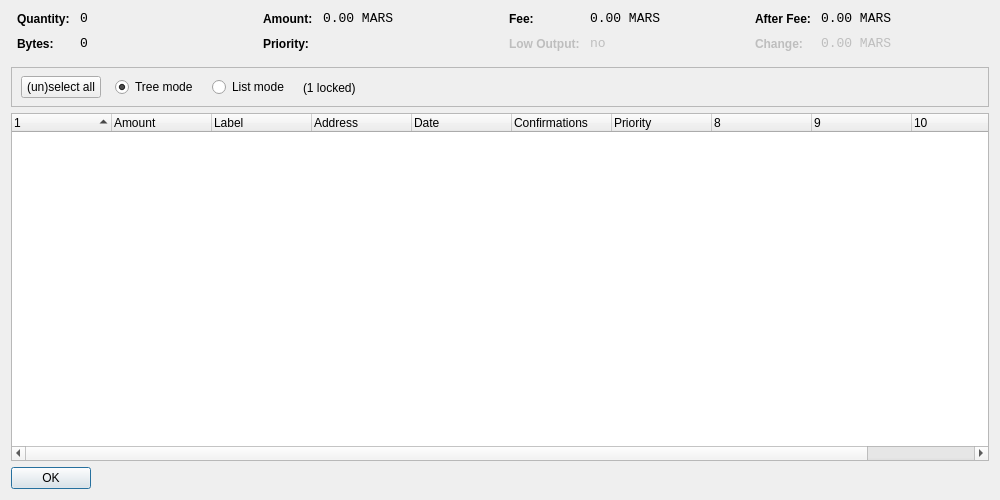
This is src/qt/forms/coincontroldialog.ui in marscoin/marscoin as Qt 5 draws it before an edit. The edited form follows.
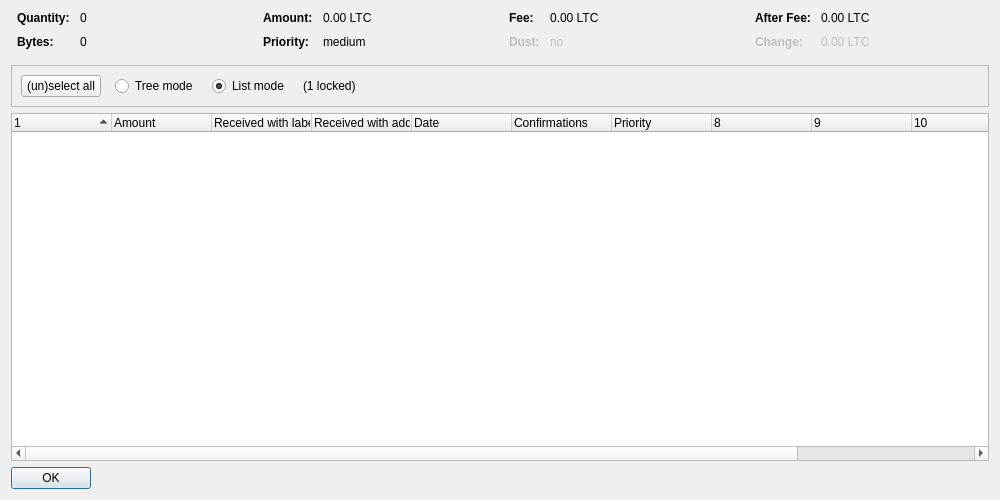
This is the edited form. Custom widgets are drawn as their Qt base class.

Diff of the .ui file:
```diff
--- a/src/qt/forms/coincontroldialog.ui
+++ b/src/qt/forms/coincontroldialog.ui
@@ -38,8 +38,11 @@
        </property>
        <item row="0" column="0">
         <widget class="QLabel" name="labelCoinControlQuantityText">
-         <property name="styleSheet">
-          <string notr="true">font-weight:bold;</string>
+         <property name="font">
+          <font>
+           <weight>75</weight>
+           <bold>true</bold>
+          </font>
          </property>
          <property name="text">
           <string>Quantity:</string>
@@ -48,12 +51,6 @@
        </item>
        <item row="0" column="1">
         <widget class="QLabel" name="labelCoinControlQuantity">
-         <property name="font">
-          <font>
-           <family>Monospace</family>
-           <pointsize>10</pointsize>
-          </font>
-         </property>
          <property name="cursor">
           <cursorShape>IBeamCursor</cursorShape>
          </property>
@@ -70,8 +67,11 @@
        </item>
        <item row="1" column="0">
         <widget class="QLabel" name="labelCoinControlBytesText">
-         <property name="styleSheet">
-          <string notr="true">font-weight:bold;</string>
+         <property name="font">
+          <font>
+           <weight>75</weight>
+           <bold>true</bold>
+          </font>
          </property>
          <property name="text">
           <string>Bytes:</string>
@@ -80,12 +80,6 @@
        </item>
        <item row="1" column="1">
         <widget class="QLabel" name="labelCoinControlBytes">
-         <property name="font">
-          <font>
-           <family>Monospace</family>
-           <pointsize>10</pointsize>
-          </font>
-         </property>
          <property name="cursor">
           <cursorShape>IBeamCursor</cursorShape>
          </property>
@@ -118,8 +112,11 @@
        </property>
        <item row="0" column="0">
         <widget class="QLabel" name="labelCoinControlAmountText">
-         <property name="styleSheet">
-          <string notr="true">font-weight:bold;</string>
+         <property name="font">
+          <font>
+           <weight>75</weight>
+           <bold>true</bold>
+          </font>
          </property>
          <property name="text">
           <string>Amount:</string>
@@ -128,12 +125,6 @@
        </item>
        <item row="0" column="1">
         <widget class="QLabel" name="labelCoinControlAmount">
-         <property name="font">
-          <font>
-           <family>Monospace</family>
-           <pointsize>10</pointsize>
-          </font>
-         </property>
          <property name="cursor">
           <cursorShape>IBeamCursor</cursorShape>
          </property>
@@ -141,7 +132,7 @@
           <enum>Qt::ActionsContextMenu</enum>
          </property>
          <property name="text">
-          <string notr="true">0.00 MARS</string>
+          <string notr="true">0.00 LTC</string>
          </property>
          <property name="textInteractionFlags">
           <set>Qt::LinksAccessibleByMouse|Qt::TextSelectableByKeyboard|Qt::TextSelectableByMouse</set>
@@ -150,8 +141,11 @@
        </item>
        <item row="1" column="0">
         <widget class="QLabel" name="labelCoinControlPriorityText">
-         <property name="styleSheet">
-          <string notr="true">font-weight:bold;</string>
+         <property name="font">
+          <font>
+           <weight>75</weight>
+           <bold>true</bold>
+          </font>
          </property>
          <property name="text">
           <string>Priority:</string>
@@ -160,12 +154,6 @@
        </item>
        <item row="1" column="1">
         <widget class="QLabel" name="labelCoinControlPriority">
-         <property name="font">
-          <font>
-           <family>Monospace</family>
-           <pointsize>10</pointsize>
-          </font>
-         </property>
          <property name="cursor">
           <cursorShape>IBeamCursor</cursorShape>
          </property>
@@ -173,7 +161,7 @@
           <enum>Qt::ActionsContextMenu</enum>
          </property>
          <property name="text">
-          <string/>
+          <string notr="true">medium</string>
          </property>
          <property name="textInteractionFlags">
           <set>Qt::LinksAccessibleByMouse|Qt::TextSelectableByKeyboard|Qt::TextSelectableByMouse</set>
@@ -198,8 +186,11 @@
        </property>
        <item row="0" column="0">
         <widget class="QLabel" name="labelCoinControlFeeText">
-         <property name="styleSheet">
-          <string notr="true">font-weight:bold;</string>
+         <property name="font">
+          <font>
+           <weight>75</weight>
+           <bold>true</bold>
+          </font>
          </property>
          <property name="text">
           <string>Fee:</string>
@@ -208,12 +199,6 @@
        </item>
        <item row="0" column="1">
         <widget class="QLabel" name="labelCoinControlFee">
-         <property name="font">
-          <font>
-           <family>Monospace</family>
-           <pointsize>10</pointsize>
-          </font>
-         </property>
          <property name="cursor">
           <cursorShape>IBeamCursor</cursorShape>
          </property>
@@ -221,7 +206,7 @@
           <enum>Qt::ActionsContextMenu</enum>
          </property>
          <property name="text">
-          <string notr="true">0.00 MARS</string>
+          <string notr="true">0.00 LTC</string>
          </property>
          <property name="textInteractionFlags">
           <set>Qt::LinksAccessibleByMouse|Qt::TextSelectableByKeyboard|Qt::TextSelectableByMouse</set>
@@ -233,11 +218,14 @@
          <property name="enabled">
           <bool>false</bool>
          </property>
-         <property name="styleSheet">
-          <string notr="true">font-weight:bold;</string>
+         <property name="font">
+          <font>
+           <weight>75</weight>
+           <bold>true</bold>
+          </font>
          </property>
          <property name="text">
-          <string>Low Output:</string>
+          <string>Dust:</string>
          </property>
         </widget>
        </item>
@@ -246,12 +234,6 @@
          <property name="enabled">
           <bool>false</bool>
          </property>
-         <property name="font">
-          <font>
-           <family>Monospace</family>
-           <pointsize>10</pointsize>
-          </font>
-         </property>
          <property name="cursor">
           <cursorShape>IBeamCursor</cursorShape>
          </property>
@@ -284,8 +266,11 @@
        </property>
        <item row="0" column="0">
         <widget class="QLabel" name="labelCoinControlAfterFeeText">
-         <property name="styleSheet">
-          <string notr="true">font-weight:bold;</string>
+         <property name="font">
+          <font>
+           <weight>75</weight>
+           <bold>true</bold>
+          </font>
          </property>
          <property name="text">
           <string>After Fee:</string>
@@ -294,12 +279,6 @@
        </item>
        <item row="0" column="1">
         <widget class="QLabel" name="labelCoinControlAfterFee">
-         <property name="font">
-          <font>
-           <family>Monospace</family>
-           <pointsize>10</pointsize>
-          </font>
-         </property>
          <property name="cursor">
           <cursorShape>IBeamCursor</cursorShape>
          </property>
@@ -307,7 +286,7 @@
           <enum>Qt::ActionsContextMenu</enum>
          </property>
          <property name="text">
-          <string notr="true">0.00 MARS</string>
+          <string notr="true">0.00 LTC</string>
          </property>
          <property name="textInteractionFlags">
           <set>Qt::LinksAccessibleByMouse|Qt::TextSelectableByKeyboard|Qt::TextSelectableByMouse</set>
@@ -319,8 +298,11 @@
          <property name="enabled">
           <bool>false</bool>
          </property>
-         <property name="styleSheet">
-          <string notr="true">font-weight:bold;</string>
+         <property name="font">
+          <font>
+           <weight>75</weight>
+           <bold>true</bold>
+          </font>
          </property>
          <property name="text">
           <string>Change:</string>
@@ -332,12 +314,6 @@
          <property name="enabled">
           <bool>false</bool>
          </property>
-         <property name="font">
-          <font>
-           <family>Monospace</family>
-           <pointsize>10</pointsize>
-          </font>
-         </property>
          <property name="cursor">
           <cursorShape>IBeamCursor</cursorShape>
          </property>
@@ -345,7 +321,7 @@
           <enum>Qt::ActionsContextMenu</enum>
          </property>
          <property name="text">
-          <string notr="true">0.00 MARS</string>
+          <string notr="true">0.00 LTC</string>
          </property>
          <property name="textInteractionFlags">
           <set>Qt::LinksAccessibleByMouse|Qt::TextSelectableByKeyboard|Qt::TextSelectableByMouse</set>
@@ -370,15 +346,8 @@
      <property name="frameShadow">
       <enum>QFrame::Sunken</enum>
      </property>
-     <widget class="QWidget" name="horizontalLayoutWidget">
-      <property name="geometry">
-       <rect>
-        <x>10</x>
-        <y>0</y>
-        <width>781</width>
-        <height>41</height>
-       </rect>
-      </property>
+     <layout class="QHBoxLayout" name="horizontalLayout">
+      <item>
       <layout class="QHBoxLayout" name="horizontalLayoutPanel" stretch="0,0,0,0,0">
        <property name="spacing">
         <number>14</number>
@@ -394,6 +363,9 @@
          <property name="text">
           <string>(un)select all</string>
          </property>
+          <property name="autoDefault">
+           <bool>false</bool>
+          </property>
         </widget>
        </item>
        <item>
@@ -407,9 +379,6 @@
          <property name="text">
           <string>Tree mode</string>
          </property>
-         <property name="checked">
-          <bool>true</bool>
-         </property>
         </widget>
        </item>
        <item>
@@ -423,6 +392,9 @@
          <property name="text">
           <string>List mode</string>
          </property>
+          <property name="checked">
+           <bool>true</bool>
+          </property>
         </widget>
        </item>
        <item>
@@ -446,7 +418,8 @@
         </spacer>
        </item>
       </layout>
-     </widget>
+      </item>
+     </layout>
     </widget>
    </item>
    <item>
@@ -458,7 +431,7 @@
       <bool>false</bool>
      </property>
      <property name="columnCount">
-      <number>11</number>
+      <number>12</number>
      </property>
      <attribute name="headerShowSortIndicator" stdset="0">
       <bool>true</bool>
@@ -478,12 +451,12 @@
      </column>
      <column>
       <property name="text">
-       <string notr="true">Label</string>
+       <string>Received with label</string>
       </property>
      </column>
      <column>
       <property name="text">
-       <string>Address</string>
+       <string>Received with address</string>
       </property>
      </column>
      <column>
@@ -524,6 +497,11 @@
        <string/>
       </property>
      </column>
+     <column>
+      <property name="text">
+       <string/>
+      </property>
+     </column>
     </widget>
    </item>
    <item>
```
Left out of the diff: 6 changed lines with no effect on the pictures. Lines whose indentation alone changed are shown as unchanged.
